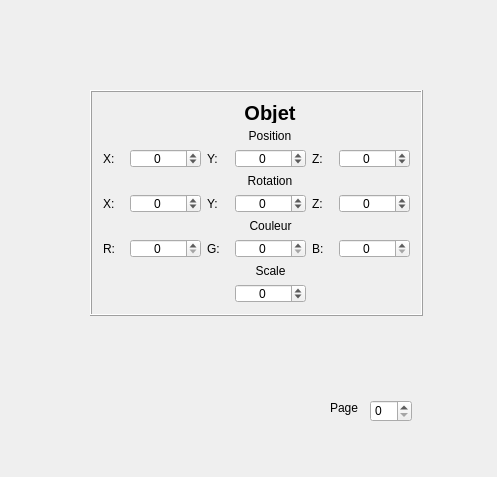
Above: OpenGLFramework/UIQT/uiqt.ui from SamuelDaigle/OpenGLFramework before the change. Below: the same form after it.
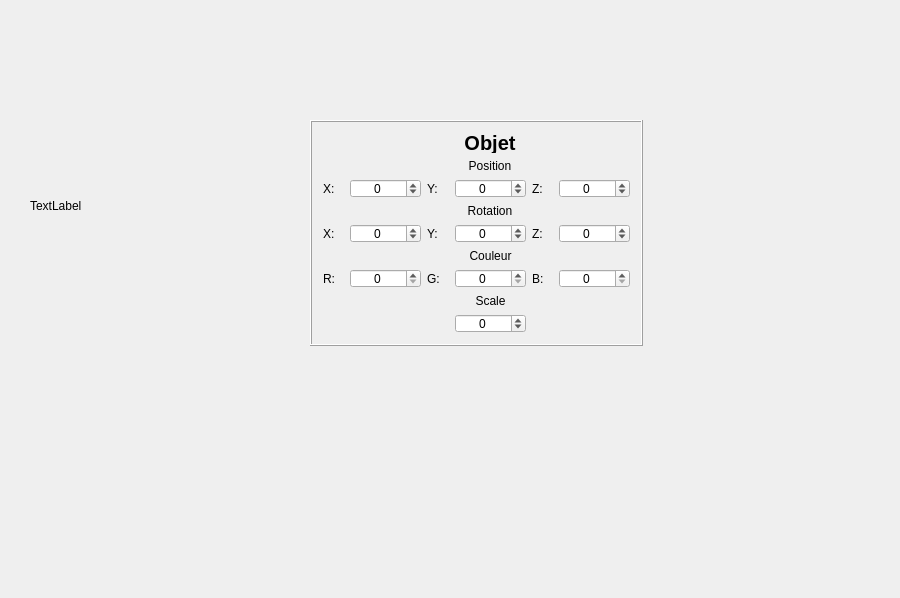
That is the form after the change. The open tabs and pages were chosen to show the change.

The edit to the form file:
```diff
--- a/OpenGLFramework/UIQT/uiqt.ui
+++ b/OpenGLFramework/UIQT/uiqt.ui
@@ -6,8 +6,8 @@
    <rect>
     <x>0</x>
     <y>0</y>
-    <width>497</width>
-    <height>477</height>
+    <width>900</width>
+    <height>598</height>
    </rect>
   </property>
   <property name="windowTitle">
@@ -17,8 +17,8 @@
    <widget class="QStackedWidget" name="stackedWidget">
     <property name="geometry">
      <rect>
-      <x>70</x>
-      <y>40</y>
+      <x>290</x>
+      <y>70</y>
       <width>371</width>
       <height>361</height>
      </rect>
@@ -466,30 +466,17 @@
      </widget>
     </widget>
    </widget>
-   <widget class="QSpinBox" name="pageSpinBox">
+   <widget class="QLabel" name="hierarchyLabel">
     <property name="geometry">
      <rect>
-      <x>370</x>
-      <y>400</y>
-      <width>42</width>
-      <height>22</height>
-     </rect>
-    </property>
-    <property name="maximum">
-     <number>1</number>
-    </property>
-   </widget>
-   <widget class="QLabel" name="setPageLabel">
-    <property name="geometry">
-     <rect>
-      <x>330</x>
-      <y>400</y>
-      <width>31</width>
-      <height>16</height>
+      <x>30</x>
+      <y>80</y>
+      <width>221</width>
+      <height>251</height>
      </rect>
     </property>
     <property name="text">
-     <string>Page</string>
+     <string>TextLabel</string>
     </property>
    </widget>
   </widget>
```
Left out of the diff: 421 changed lines with no effect on the pictures.
